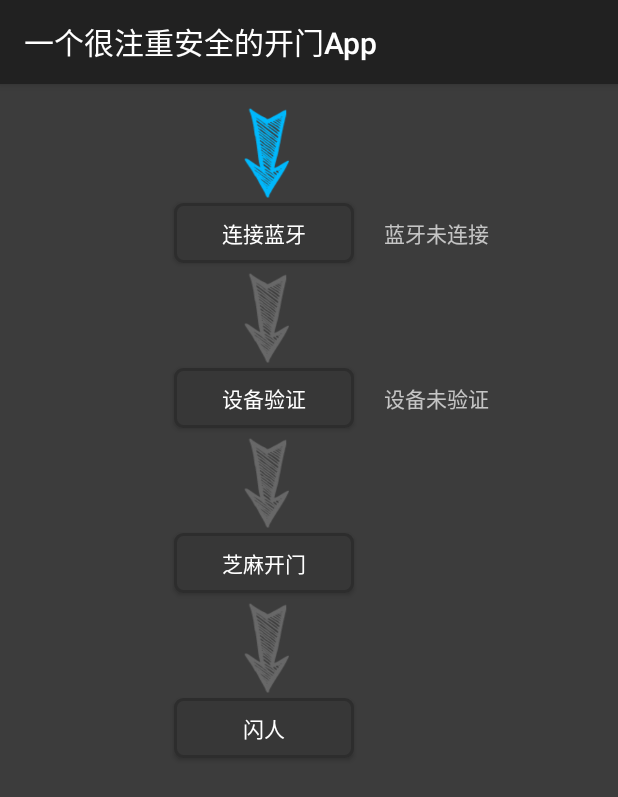
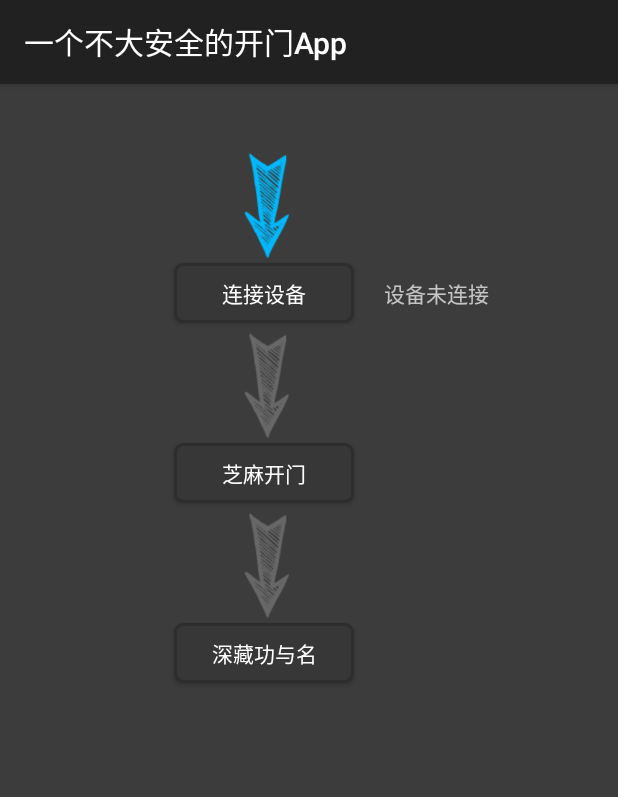
Before and after one commit to h46incon/DoorControler, an Android app: the screen it shows after launch (MainActivity), on a phone screen of 412 x 824 dp. Shown: the top 797 px of the screen. Run offline under Robolectric (Android 15) with nearby library versions, the phone set to English and light mode, and no system bars.

Commit message:
Simplify UI, combine Bluetooth connect and Device ShakeHand step.
And some other UI text changing.

```diff
--- a/app/src/main/java/com/tools/h46incon/doorcontroler/MainActivity.java
+++ b/app/src/main/java/com/tools/h46incon/doorcontroler/MainActivity.java
@@ -24,7 +24,6 @@ public class MainActivity extends ActionBarActivity {
 
 	private static enum  State{
 		BT_SETTING,
-		DEV_SHAKEHAND,
 		OPEN_DOOR,
 		EXIT,
 
@@ -96,29 +95,24 @@ public class MainActivity extends ActionBarActivity {
 		private void initVar()
 		{
 			// get views
-			btSettingBtn = (Button) findViewById(R.id.btsetting_btn);
-			devShakehandBtn = (Button) findViewById(R.id.devShakeHand_btn);
+			btSettingBtn = (Button) findViewById(R.id.btConnect_btn);
 			openDoorBtn = (Button) findViewById(R.id.openDoor_btn);
 			exitBtn = (Button) findViewById(R.id.exit_btn);
 
-			btSettingArrowIV = (ImageView) findViewById(R.id.btSetting_arrow_iv);
-			devShakeHandArrowIV = (ImageView) findViewById(R.id.devShakeHand_arrow_iv);
+			btSettingArrowIV = (ImageView) findViewById(R.id.btConnect_arrow_iv);
 			openDoorArrowIV = (ImageView) findViewById(R.id.openDoor_arrow_iv);
 			exitArrowIV = (ImageView) findViewById(R.id.exit_arrow_iv);
 
 			btSettingInfoTV = (TextView) findViewById(R.id.btInfo_tv);
-			devShakeHandInfoTV = (TextView) findViewById(R.id.devShakeHandInfo_tv);
 
 			// store views into array
 			buttons = new Button[stateNum];
 			buttons[State.BT_SETTING.ordinal()] = btSettingBtn;
-			buttons[State.DEV_SHAKEHAND.ordinal()] = devShakehandBtn;
 			buttons[State.OPEN_DOOR.ordinal()] = openDoorBtn;
 			buttons[State.EXIT.ordinal()] = exitBtn;
 
 			imageViews = new ImageView[stateNum];
 			imageViews[State.BT_SETTING.ordinal()] = btSettingArrowIV;
-			imageViews[State.DEV_SHAKEHAND.ordinal()] = devShakeHandArrowIV;
 			imageViews[State.OPEN_DOOR.ordinal()] = openDoorArrowIV;
 			imageViews[State.EXIT.ordinal()] = exitArrowIV;
 
@@ -139,15 +133,12 @@ public class MainActivity extends ActionBarActivity {
 		private ImageView[] imageViews;
 		// Views
 		private Button btSettingBtn;
-		private Button devShakehandBtn;
 		private Button openDoorBtn;
 		private Button exitBtn;
 		private ImageView btSettingArrowIV;
-		private ImageView devShakeHandArrowIV;
 		private ImageView openDoorArrowIV;
 		private ImageView exitArrowIV;
 		private TextView btSettingInfoTV;
-		private TextView devShakeHandInfoTV;
 	}
 
 	@Override
@@ -190,10 +181,6 @@ public class MainActivity extends ActionBarActivity {
 		stateManager = new StateManager(onBTClick, State.BT_SETTING);
 
 		Log.d(TAG, "current bt state: " + btAdapter.getState());
-		if (btAdapter.getState() == BluetoothAdapter.STATE_CONNECTED) {
-			Log.d(TAG, "BT is connected");
-			stateManager.changeState(State.DEV_SHAKEHAND);
-		}
 	}
 
 	private void initExitingWithTurnOffBTDialog()
--- a/app/src/main/res/layout/activity_main.xml
+++ b/app/src/main/res/layout/activity_main.xml
@@ -33,12 +33,13 @@
     <ImageView
         android:layout_width="@dimen/arrow_width"
         android:layout_height="@dimen/arrow_height"
-        android:id="@+id/btSetting_arrow_iv"
+        android:id="@+id/btConnect_arrow_iv"
         android:scaleType="fitXY"
         android:src="@drawable/arrow_default"
         android:layout_alignParentTop="true"
         android:layout_toLeftOf="@id/__viewMiddleInvisible"
         android:layout_toStartOf="@id/__viewMiddleInvisible"
+        android:layout_marginTop="@dimen/ui_marginTop"
         android:layout_marginRight="@dimen/arrow_right_margin"
         android:layout_marginEnd="@dimen/arrow_right_margin"
         />
@@ -46,10 +47,10 @@
     <Button
         android:layout_width="@dimen/btn_width"
         android:layout_height="@dimen/btn_height"
-        android:text="连接蓝牙"
-        android:id="@+id/btsetting_btn"
+        android:text="连接设备"
+        android:id="@+id/btConnect_btn"
         android:background="@drawable/btn_custom"
-        android:layout_below="@id/btSetting_arrow_iv"
+        android:layout_below="@id/btConnect_arrow_iv"
         android:layout_toLeftOf="@id/__viewMiddleInvisible"
         android:layout_toStartOf="@id/__viewMiddleInvisible"
         android:layout_marginTop="@dimen/btn_arrow_padding"
@@ -60,50 +61,9 @@
     <TextView
         android:layout_width="wrap_content"
         android:layout_height="wrap_content"
-        android:text="蓝牙未连接"
+        android:text="设备未连接"
         android:id="@+id/btInfo_tv"
-        android:layout_alignBaseline="@id/btsetting_btn"
-        android:layout_toRightOf="@id/__viewMiddleInvisible"
-        android:layout_toEndOf="@id/__viewMiddleInvisible"
-        android:layout_marginLeft="@dimen/tv_left_margin_to_btn"
-        android:layout_marginStart="@dimen/tv_left_margin_to_btn"
-        />
-
-    <ImageView
-        android:layout_width="@dimen/arrow_width"
-        android:layout_height="@dimen/arrow_height"
-        android:id="@+id/devShakeHand_arrow_iv"
-        android:scaleType="fitXY"
-        android:src="@drawable/arrow_default"
-        android:layout_below="@id/btSetting_arrow_iv"
-        android:layout_toLeftOf="@id/__viewMiddleInvisible"
-        android:layout_toStartOf="@id/__viewMiddleInvisible"
-        android:layout_marginRight="@dimen/arrow_right_margin"
-        android:layout_marginEnd="@dimen/arrow_right_margin"
-        android:layout_marginTop="@dimen/arrows_padding"
-        />
-
-
-    <Button
-        android:layout_width="@dimen/btn_width"
-        android:layout_height="@dimen/btn_height"
-        android:text="设备验证"
-        android:id="@+id/devShakeHand_btn"
-        android:background="@drawable/btn_custom"
-        android:layout_below="@id/devShakeHand_arrow_iv"
-        android:layout_toLeftOf="@id/__viewMiddleInvisible"
-        android:layout_toStartOf="@id/__viewMiddleInvisible"
-        android:layout_marginTop="@dimen/btn_arrow_padding"
-        android:layout_marginRight="@dimen/btn_left_margin"
-        android:layout_marginEnd="@dimen/btn_left_margin"
-        />
-
-    <TextView
-        android:layout_width="wrap_content"
-        android:layout_height="wrap_content"
-        android:text="设备未验证"
-        android:id="@+id/devShakeHandInfo_tv"
-        android:layout_alignBaseline="@id/devShakeHand_btn"
+        android:layout_alignBaseline="@id/btConnect_btn"
         android:layout_toRightOf="@id/__viewMiddleInvisible"
         android:layout_toEndOf="@id/__viewMiddleInvisible"
         android:layout_marginLeft="@dimen/tv_left_margin_to_btn"
@@ -116,7 +76,7 @@
         android:id="@+id/openDoor_arrow_iv"
         android:scaleType="fitXY"
         android:src="@drawable/arrow_default"
-        android:layout_below="@id/devShakeHand_arrow_iv"
+        android:layout_below="@id/btConnect_arrow_iv"
         android:layout_toLeftOf="@id/__viewMiddleInvisible"
         android:layout_toStartOf="@id/__viewMiddleInvisible"
         android:layout_marginRight="@dimen/arrow_right_margin"
@@ -155,7 +115,7 @@
     <Button
         android:layout_width="@dimen/btn_width"
         android:layout_height="@dimen/btn_height"
-        android:text="闪人"
+        android:text="深藏功与名"
         android:id="@+id/exit_btn"
         android:background="@drawable/btn_custom"
         android:layout_below="@id/exit_arrow_iv"
--- a/app/src/main/res/values/dimens.xml
+++ b/app/src/main/res/values/dimens.xml
@@ -8,8 +8,9 @@
     <dimen name="tv_left_margin_to_btn">50dp</dimen>
     <dimen name="btn_padding">80dp</dimen>
     <dimen name="arrow_width">30dp</dimen>
-    <dimen name="arrow_height">60dp</dimen>
+    <dimen name="arrow_height">70dp</dimen>
     <dimen name="btn_arrow_padding">3dp</dimen>
     <dimen name="arrow_right_margin">13dp</dimen>
     <dimen name="arrows_padding">50dp</dimen>
+    <dimen name="ui_marginTop">30dp</dimen>
 </resources>
--- a/app/src/main/res/values/strings.xml
+++ b/app/src/main/res/values/strings.xml
@@ -2,6 +2,6 @@
 <resources>
 
     <string name="app_name">DoorControler</string>
-    <string name="title_activity_main">一个很注重安全的开门App</string>
+    <string name="title_activity_main">一个不大安全的开门App</string>
 
 </resources>
```
